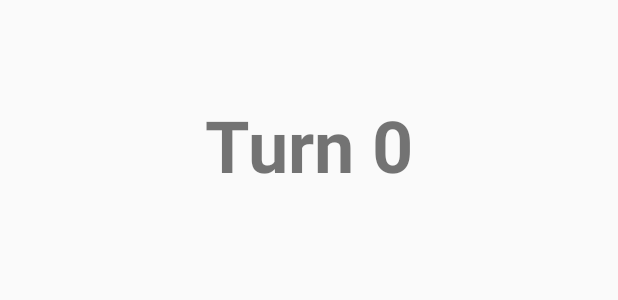
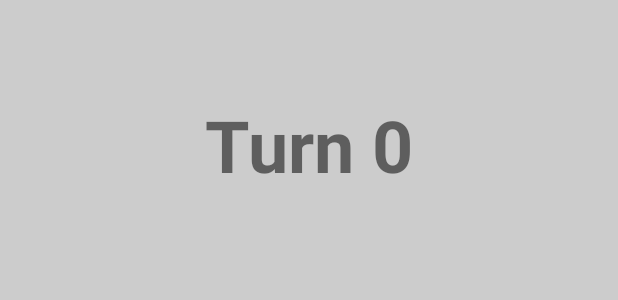
Before and after one commit to IonutCiuta/android-dixit, an Android app: the layout fragment_gameplay.xml on its own in the app's theme, with its tools: preview values and no code run, on a phone screen of 412 x 824 dp. Shown: the top 300 px of the screen. Run offline under Robolectric (Android 15) with nearby library versions, the phone set to English and light mode, and no system bars.

```diff
--- a/Dixit/src/main/res/layout/fragment_gameplay.xml
+++ b/Dixit/src/main/res/layout/fragment_gameplay.xml
@@ -4,7 +4,8 @@
     xmlns:card_view="http://schemas.android.com/tools"
     android:orientation="vertical"
     android:layout_width="match_parent"
-    android:layout_height="match_parent">
+    android:layout_height="match_parent"
+    android:background="#cccccc">
 
     <TextView
         android:text="Turn 0"
```
Also changed, not shown: Dixit/src/main/java/com/isi/dixit/fragments/GameplayFragment.java (+4 -5 lines), Dixit/src/main/java/com/isi/dixit/utilities/CardProvider.java (+1 -10 lines).
